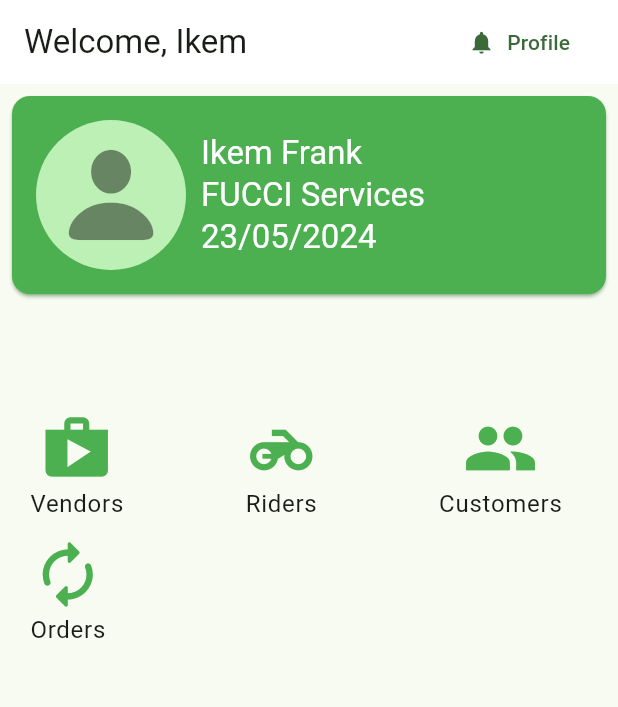
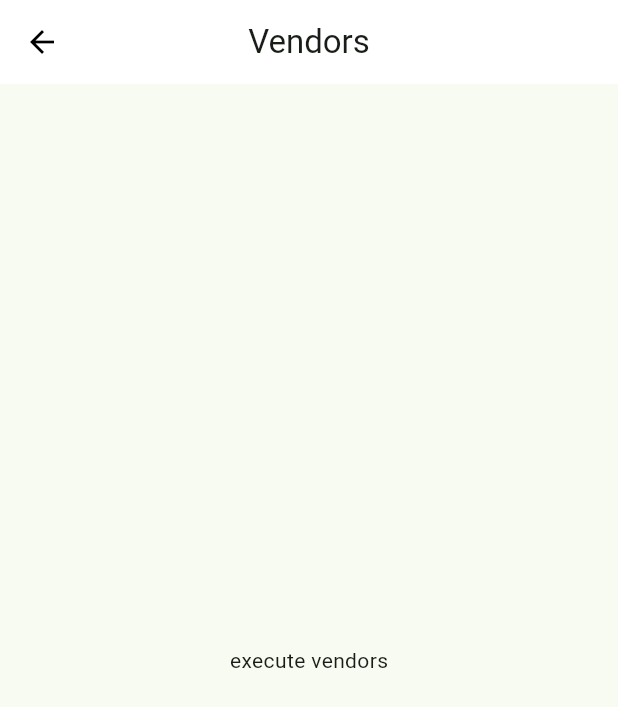
Before and after one commit to toogood208/agric_log, a Flutter app: the screen it shows after launch, after a tap on "Vendors", on a phone screen of 412 x 824 dp. Shown: the top 707 px of the screen. Run offline on Flutter 3.47's test engine with Material 2 defaults, Android fonts, the phone set to English and light mode, and no system bars; our stand-ins replace logger, stacked, stacked_services, stacked_shared.

Commit message:
implement generic detail view

```diff
--- /dev/null
+++ b/lib/app/app.locator.dart
@@ -0,0 +1,24 @@
+// GENERATED CODE - DO NOT MODIFY BY HAND
+
+// **************************************************************************
+// StackedLocatorGenerator
+// **************************************************************************
+
+// ignore_for_file: public_member_api_docs, implementation_imports, depend_on_referenced_packages
+
+import 'package:stacked_services/src/navigation/navigation_service.dart';
+import 'package:stacked_shared/stacked_shared.dart';
+
+final locator = StackedLocator.instance;
+
+Future<void> setupLocator({
+  String? environment,
+  EnvironmentFilter? environmentFilter,
+}) async {
+// Register environments
+  locator.registerEnvironment(
+      environment: environment, environmentFilter: environmentFilter);
+
+// Register dependencies
+  locator.registerLazySingleton(() => NavigationService());
+}
--- /dev/null
+++ b/lib/app/app.router.dart
@@ -0,0 +1,149 @@
+// GENERATED CODE - DO NOT MODIFY BY HAND
+
+// **************************************************************************
+// StackedNavigatorGenerator
+// **************************************************************************
+
+// ignore_for_file: no_leading_underscores_for_library_prefixes
+import 'package:agri_logistics/ui/views/detail_view/detail_view.dart' as _i3;
+import 'package:agri_logistics/ui/views/home_view/home_view.dart' as _i2;
+import 'package:flutter/material.dart' as _i4;
+import 'package:flutter/material.dart';
+import 'package:stacked/stacked.dart' as _i1;
+import 'package:stacked_services/stacked_services.dart' as _i5;
+
+class Routes {
+  static const homeView = '/home-view';
+
+  static const detailView = '/detail-view';
+
+  static const all = <String>{
+    homeView,
+    detailView,
+  };
+}
+
+class StackedRouter extends _i1.RouterBase {
+  final _routes = <_i1.RouteDef>[
+    _i1.RouteDef(
+      Routes.homeView,
+      page: _i2.HomeView,
+    ),
+    _i1.RouteDef(
+      Routes.detailView,
+      page: _i3.DetailView,
+    ),
+  ];
+
+  final _pagesMap = <Type, _i1.StackedRouteFactory>{
+    _i2.HomeView: (data) {
+      return _i1.buildAdaptivePageRoute<dynamic>(
+        builder: (context) => const _i2.HomeView(),
+        settings: data,
+      );
+    },
+    _i3.DetailView: (data) {
+      final args = data.getArgs<DetailViewArguments>(nullOk: false);
+      return _i1.buildAdaptivePageRoute<dynamic>(
+        builder: (context) => _i3.DetailView(key: args.key, title: args.title),
+        settings: data,
+      );
+    },
+  };
+
+  @override
+  List<_i1.RouteDef> get routes => _routes;
+  @override
+  Map<Type, _i1.StackedRouteFactory> get pagesMap => _pagesMap;
+}
+
+class DetailViewArguments {
+  const DetailViewArguments({
+    this.key,
+    required this.title,
+  });
+
+  final _i4.Key? key;
+
+  final String title;
+
+  @override
+  String toString() {
+    return '{"key": "$key", "title": "$title"}';
+  }
+
+  @override
+  bool operator ==(covariant DetailViewArguments other) {
+    if (identical(this, other)) return true;
+    return other.key == key && other.title == title;
+  }
+
+  @override
+  int get hashCode {
+    return key.hashCode ^ title.hashCode;
+  }
+}
+
+extension NavigatorStateExtension on _i5.NavigationService {
+  Future<dynamic> navigateToHomeView([
+    int? routerId,
+    bool preventDuplicates = true,
+    Map<String, String>? parameters,
+    Widget Function(BuildContext, Animation<double>, Animation<double>, Widget)?
+        transition,
+  ]) async {
+    return navigateTo<dynamic>(Routes.homeView,
+        id: routerId,
+        preventDuplicates: preventDuplicates,
+        parameters: parameters,
+        transition: transition);
+  }
+
+  Future<dynamic> navigateToDetailView({
+    _i4.Key? key,
+    required String title,
+    int? routerId,
+    bool preventDuplicates = true,
+    Map<String, String>? parameters,
+    Widget Function(BuildContext, Animation<double>, Animation<double>, Widget)?
+        transition,
+  }) async {
+    return navigateTo<dynamic>(Routes.detailView,
+        arguments: DetailViewArguments(key: key, title: title),
+        id: routerId,
+        preventDuplicates: preventDuplicates,
+        parameters: parameters,
+        transition: transition);
+  }
+
+  Future<dynamic> replaceWithHomeView([
+    int? routerId,
+    bool preventDuplicates = true,
+    Map<String, String>? parameters,
+    Widget Function(BuildContext, Animation<double>, Animation<double>, Widget)?
+        transition,
+  ]) async {
+    return replaceWith<dynamic>(Routes.homeView,
+        id: routerId,
+        preventDuplicates: preventDuplicates,
+        parameters: parameters,
+        transition: transition);
+  }
+
+  Future<dynamic> replaceWithDetailView({
+    _i4.Key? key,
+    required String title,
+    int? routerId,
+    bool preventDuplicates = true,
+    Map<String, String>? parameters,
+    Widget Function(BuildContext, Animation<double>, Animation<double>, Widget)?
+        transition,
+  }) async {
+    return replaceWith<dynamic>(Routes.detailView,
+        arguments: DetailViewArguments(key: key, title: title),
+        id: routerId,
+        preventDuplicates: preventDuplicates,
+        parameters: parameters,
+        transition: transition);
+  }
+}
--- a/lib/main.dart
+++ b/lib/main.dart
@@ -1,9 +1,12 @@
+import 'package:agri_logistics/app/app.locator.dart';
+import 'package:agri_logistics/app/app.router.dart';
 import 'package:agri_logistics/ui/shared/app_constant.dart';
 import 'package:agri_logistics/ui/shared/custom_theme.dart';
-import 'package:agri_logistics/ui/views/home_view/home_view.dart';
 import 'package:flutter/material.dart';
+import 'package:stacked_services/stacked_services.dart';
 
-void main() {
+void main() async {
+  await setupLocator();
   runApp(const MyApp());
 }
 
@@ -16,10 +19,12 @@ class MyApp extends StatelessWidget {
     return MaterialApp(
       debugShowCheckedModeBanner: false,
       title: AppConstant.appName,
-      theme:CustomTheme.lightTheme,
+      theme: CustomTheme.lightTheme,
       darkTheme: ThemeData.dark(),
       themeMode: ThemeMode.system,
-      home:const HomeView(),
+      navigatorKey: StackedService.navigatorKey,
+      initialRoute: Routes.homeView,
+      onGenerateRoute: StackedRouter().onGenerateRoute,
     );
   }
 }
--- a/lib/ui/shared/app_constant.dart
+++ b/lib/ui/shared/app_constant.dart
@@ -1,7 +1,13 @@
 class AppConstant {
   AppConstant._();
 
-  static String appName =  "AgriLog";
-  static String homeViewProfileTitle =  "Profile";
-   static String homeViewWelcomeTitle =  "Welcome";
+  static const appName =  "AgriLog";
+  static const homeViewProfileTitle =  "Profile";
+  static const homeViewWelcomeTitle =  "Welcome";
+  static const homeViewTextButtonVendor =  "Vendors";
+  static const homeViewTextButtonHaulage =  "Haulage";
+  static const homeViewTextButtonRiders =  "Riders";
+  static const  homeViewTextButtonCustomers =  "Customers";
+  static const  homeViewTextButtonOrders =  "Orders";
+  static const  homeViewTextButtonStatistics =  "Statistics";
 }
--- /dev/null
+++ b/lib/ui/views/detail_view/detail_view.dart
@@ -0,0 +1,30 @@
+import 'package:agri_logistics/ui/views/detail_view/detail_view_model.dart';
+import 'package:agri_logistics/ui/views/widgets/shared/custom_app_bar.dart';
+import 'package:flutter/material.dart';
+import 'package:stacked/stacked.dart';
+
+class DetailView extends StatelessWidget {
+  const DetailView({Key? key, required this.title}) : super(key: key);
+  final String title;
+
+  @override
+  Widget build(BuildContext context) {
+    return ViewModelBuilder<DetailViewModel>.reactive(
+      viewModelBuilder: () => DetailViewModel(title),
+      builder: (
+        BuildContext context,
+        DetailViewModel model,
+        Widget? child,
+      ) {
+        return Scaffold(
+          appBar: CustomAppBar(title: title),
+          body:  Center(
+            child: Text(
+             model.note,
+            ),
+          ),
+        );
+      },
+    );
+  }
+}
--- /dev/null
+++ b/lib/ui/views/detail_view/detail_view_model.dart
@@ -0,0 +1,63 @@
+import 'package:agri_logistics/app/app.logger.dart';
+import 'package:agri_logistics/ui/shared/app_constant.dart';
+import 'package:stacked/stacked.dart';
+
+class DetailViewModel extends BaseViewModel {
+  final logger = getLogger("DetailViewModel");
+  String note = "";
+  DetailViewModel(String title) {
+    init(title);
+  }
+  void init(String title) {
+    switch (title) {
+      case AppConstant.homeViewTextButtonCustomers:
+        executeCustomers();
+      case AppConstant.homeViewTextButtonHaulage:
+        executeHaulage();
+      case AppConstant.homeViewTextButtonOrders:
+        executeOrders();
+      case AppConstant.homeViewTextButtonRiders:
+        executeRiders();
+      case AppConstant.homeViewTextButtonStatistics:
+        executeStatistics();
+      case AppConstant.homeViewTextButtonVendor:
+        executeVendors();
+    }
+  }
+
+  void executeCustomers() {
+    note = "execute customers";
+    notifyListeners();
+    logger.i("execute customers");
+  }
+
+  void executeHaulage() {
+    note = "execute haulage";
+    notifyListeners();
+    logger.i("execute haulage");
+  }
+
+  void executeOrders() {
+    note = "execute orders";
+    notifyListeners();
+    logger.i("execute orders");
+  }
+
+  void executeRiders() {
+    note = "execute riders";
+    notifyListeners();
+    logger.i("execute riders");
+  }
+
+  void executeStatistics() {
+    note = "execute statistics";
+    notifyListeners();
+    logger.i("execute statistics");
+  }
+
+  void executeVendors() {
+    note = "execute vendors";
+    notifyListeners();
+    logger.i("execute vendors");
+  }
+}
--- a/lib/ui/views/home_view/home_view.dart
+++ b/lib/ui/views/home_view/home_view.dart
@@ -1,22 +1,28 @@
 import 'package:agri_logistics/ui/shared/app_constant.dart';
-import 'package:agri_logistics/ui/views/widgets/profile_card.dart';
+import 'package:agri_logistics/ui/views/home_view/home_view_model.dart';
+import 'package:agri_logistics/ui/views/widgets/home/home_body_grid_widget.dart';
+import 'package:agri_logistics/ui/views/widgets/home/profile_card.dart';
 import 'package:flutter/material.dart';
+import 'package:stacked/stacked.dart';
 
 class HomeView extends StatelessWidget {
   const HomeView({super.key});
 
   @override
   Widget build(BuildContext context) {
+    return ViewModelBuilder<HomeViewModel>.reactive(
+        viewModelBuilder: () => HomeViewModel(),
+        builder: (context, model, child) {
           return Scaffold(
             appBar: AppBar(
               title: Row(
                 mainAxisAlignment: MainAxisAlignment.spaceBetween,
                 children: [
-            Text("${AppConstant.homeViewWelcomeTitle}, Ikem"),
+                  const Text("${AppConstant.homeViewWelcomeTitle}, Ikem"),
                   TextButton.icon(
                     onPressed: () {},
                     icon: const Icon(Icons.notifications),
-              label: Text(AppConstant.homeViewProfileTitle),
+                    label: const Text(AppConstant.homeViewProfileTitle),
                   )
                 ],
               ),
@@ -30,70 +36,18 @@ class HomeView extends StatelessWidget {
                   const SizedBox(
                     height: 50,
                   ),
-          Container(
-            padding: const EdgeInsets.all(20),
-            child: Wrap(
-              crossAxisAlignment: WrapCrossAlignment.center,
-              spacing: 80,
-              runSpacing: 10,
-              children: [
-                CustomITextIconButton(
-                  onPress: () {},
-                  icon: Icons.shop,
-                  label: "Vendors",
-                ),
-                CustomITextIconButton(
-                  onPress: () {},
-                  icon: Icons.motorcycle,
-                  label: "Riders",
-                ),
-                CustomITextIconButton(
-                  onPress: () {},
-                  icon: Icons.people,
-                  label: "Customers",
-                ),
-                CustomITextIconButton(
-                  onPress: () {},
-                  icon: Icons.autorenew_rounded,
-                  label: "Orders",
+                  HomeBodyGridWidget(
+                    navigateToVendors:() => model.navigateToDetailView(AppConstant.homeViewTextButtonVendor),
+                    navigateToCustomers: ()=> model.navigateToDetailView(AppConstant.homeViewTextButtonCustomers),
+                    navigateToHaulage: ()=> model.navigateToDetailView(AppConstant.homeViewTextButtonHaulage),
+                    navigateToOrders: () => model.navigateToDetailView(AppConstant.homeViewTextButtonOrders),
+                    navigateToRiders: ()=> model.navigateToDetailView(AppConstant.homeViewTextButtonRiders),
+                    navigateToStatistics:()=> model.navigateToDetailView(AppConstant.homeViewTextButtonStatistics),
                   ),
                 ],
               ),
             ),
-        ],
-      )),
           );
+        });
   }
 }
-
-class CustomITextIconButton extends StatelessWidget {
-  const CustomITextIconButton(
-      {super.key,
-      required this.onPress,
-      required this.icon,
-      required this.label});
-
-  final VoidCallback onPress;
-  final IconData icon;
-  final String label;
-
-  @override
-  Widget build(BuildContext context) {
-    return GestureDetector(
-      onTap: onPress,
-      child: Column(
-        children: [
-          Icon(
-            icon,
-            size: 50,
-            color: Colors.green,
-          ),
-          Text(
-            label,
-            style: Theme.of(context).textTheme.bodyLarge,
-          ),
-        ],
-      ),
-    );
-  }
-}
--- /dev/null
+++ b/lib/ui/views/home_view/home_view_model.dart
@@ -0,0 +1,12 @@
+import 'package:agri_logistics/app/app.locator.dart';
+import 'package:agri_logistics/ui/views/detail_view/detail_view.dart';
+import 'package:stacked/stacked.dart';
+import 'package:stacked_services/stacked_services.dart';
+
+class HomeViewModel extends BaseViewModel {
+  final _navigationService = locator<NavigationService>();
+
+  void navigateToDetailView(String title) {
+    _navigationService.navigateToView(DetailView(title: title));
+  }
+}
--- /dev/null
+++ b/lib/ui/views/widgets/home/custom_home_text_button_icon.dart
@@ -0,0 +1,33 @@
+import 'package:flutter/material.dart';
+
+class CustomHomeTextIconButton extends StatelessWidget {
+  const CustomHomeTextIconButton(
+      {super.key,
+      required this.onPress,
+      required this.icon,
+      required this.label});
+
+  final VoidCallback onPress;
+  final IconData icon;
+  final String label;
+
+  @override
+  Widget build(BuildContext context) {
+    return GestureDetector(
+      onTap: onPress,
+      child: Column(
+        children: [
+          Icon(
+            icon,
+            size: 50,
+            color: Colors.green,
+          ),
+          Text(
+            label,
+            style: Theme.of(context).textTheme.bodyLarge,
+          ),
+        ],
+      ),
+    );
+  }
+}
--- /dev/null
+++ b/lib/ui/views/widgets/home/home_body_grid_widget.dart
@@ -0,0 +1,64 @@
+import 'package:agri_logistics/ui/shared/app_constant.dart';
+import 'package:agri_logistics/ui/views/widgets/home/custom_home_text_button_icon.dart';
+import 'package:flutter/material.dart';
+
+class HomeBodyGridWidget extends StatelessWidget {
+  const HomeBodyGridWidget({
+    super.key,
+    required this.navigateToCustomers,
+    required this.navigateToHaulage,
+    required this.navigateToOrders,
+    required this.navigateToRiders,
+    required this.navigateToStatistics,
+    required this.navigateToVendors,
+  });
+
+  final VoidCallback navigateToVendors;
+  final VoidCallback navigateToRiders;
+  final VoidCallback navigateToHaulage;
+  final VoidCallback navigateToCustomers;
+  final VoidCallback navigateToOrders;
+  final VoidCallback navigateToStatistics;
+
+  @override
+  Widget build(BuildContext context) {
+    return Expanded(
+      child: GridView(
+        gridDelegate:
+            const SliverGridDelegateWithFixedCrossAxisCount(crossAxisCount: 3),
+        children: [
+          CustomHomeTextIconButton(
+            onPress: navigateToVendors,
+            icon: Icons.shop,
+            label: AppConstant.homeViewTextButtonVendor,
+          ),
+          CustomHomeTextIconButton(
+            onPress: navigateToRiders,
+            icon: Icons.motorcycle,
+            label:AppConstant.homeViewTextButtonRiders,
+          ),
+          CustomHomeTextIconButton(
+            onPress: navigateToHaulage,
+            icon: Icons.fire_truck,
+            label:AppConstant.homeViewTextButtonHaulage,
+          ),
+          CustomHomeTextIconButton(
+            onPress: navigateToCustomers,
+            icon: Icons.people,
+            label:AppConstant.homeViewTextButtonCustomers,
+          ),
+          CustomHomeTextIconButton(
+            onPress: navigateToOrders,
+            icon: Icons.autorenew_rounded,
+            label: AppConstant.homeViewTextButtonOrders,
+          ),
+          CustomHomeTextIconButton(
+            onPress: navigateToStatistics,
+            icon: Icons.stacked_bar_chart,
+            label:AppConstant.homeViewTextButtonStatistics,
+          ),
+        ],
+      ),
+    );
+  }
+}
--- /dev/null
+++ b/lib/ui/views/widgets/shared/custom_app_bar.dart
@@ -0,0 +1,31 @@
+import 'package:flutter/material.dart';
+
+class CustomAppBar extends StatefulWidget implements PreferredSizeWidget {
+  const CustomAppBar({
+    Key? key,
+    required this.title,
+    this.actions,
+  })  : preferredSize = const Size.fromHeight(kToolbarHeight),
+        super(key: key);
+  final String title;
+  final List<Widget>? actions;
+
+  @override
+  final Size preferredSize;
+
+  @override
+  CustomAppBarState createState() => CustomAppBarState();
+}
+
+class CustomAppBarState extends State<CustomAppBar> {
+  @override
+  Widget build(BuildContext context) {
+    return AppBar(
+
+      automaticallyImplyLeading: true,
+      centerTitle: true,
+      actions: widget.actions,
+      title: Text(widget.title),
+    );
+  }
+}
--- a/pubspec.yaml
+++ b/pubspec.yaml
@@ -35,6 +35,9 @@ dependencies:
   # The following adds the Cupertino Icons font to your application.
   # Use with the CupertinoIcons class for iOS style icons.
   cupertino_icons: ^1.0.2
+  # Statemanagement
+  stacked: ^3.4.1
+  stacked_services: ^1.2.0
 
 dev_dependencies:
   flutter_test:
@@ -46,6 +49,9 @@ dev_dependencies:
   # package. See that file for information about deactivating specific lint
   # rules and activating additional ones.
   flutter_lints: ^2.0.0
+  # Code generation
+  stacked_generator: ^1.4.0
+  build_runner:
 
 # For information on the generic Dart part of this file, see the
 # following page: https://dart.dev/tools/pub/pubspec
```
Also changed, not shown: lib/app/app.dart (added, +16 -0 lines), lib/app/app.logger.dart (added, +159 -0 lines), lib/ui/views/widgets/home/profile_card.dart (renamed from lib/ui/views/widgets/profile_card.dart), pubspec.lock. Lines whose indentation alone changed are shown as unchanged.
